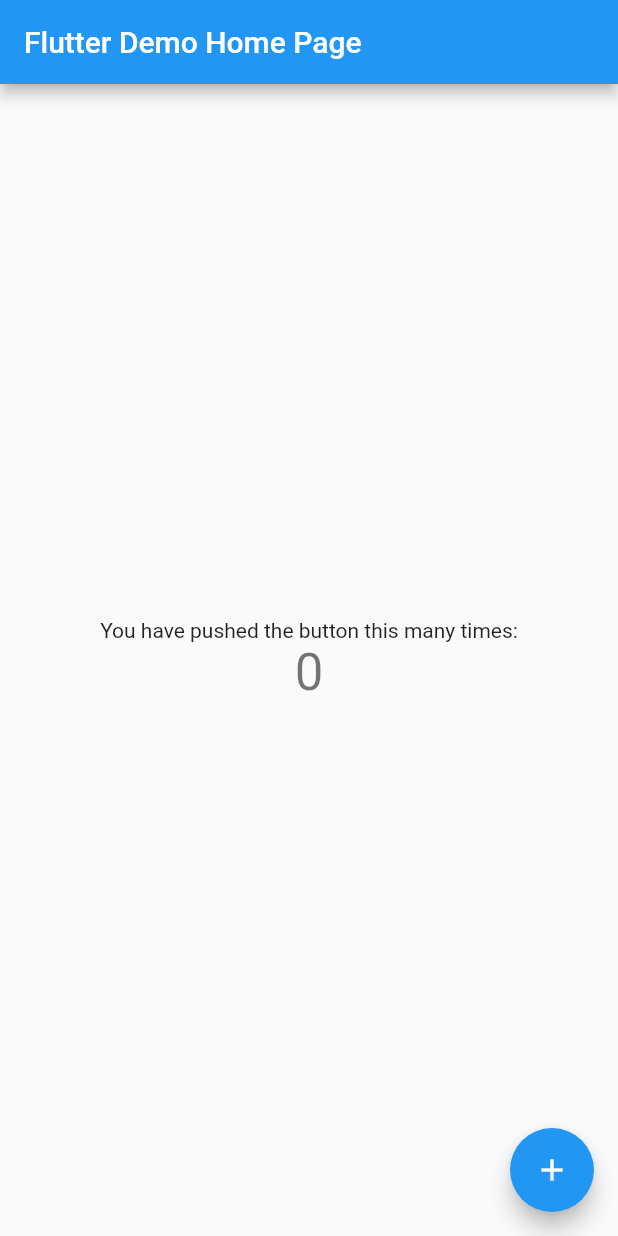
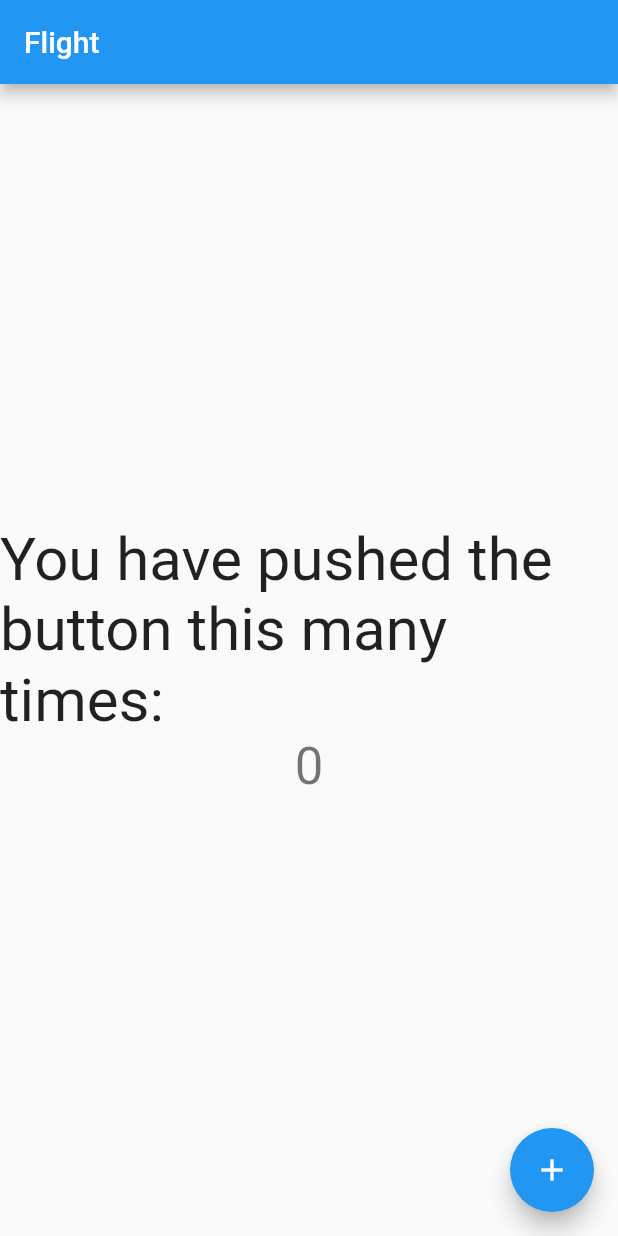
Before and after one commit to shikamiwillard/flight, a Flutter app: the screen it shows after launch, on a phone screen of 412 x 824 dp. Run offline on Flutter 3.47's test engine with Material 2 defaults, Android fonts, the phone set to English and light mode, and no system bars.

Commit message:
updated assets

```diff
--- a/lib/main.dart
+++ b/lib/main.dart
@@ -20,7 +20,7 @@ class MyApp extends StatelessWidget {
         // is not restarted.
         primarySwatch: Colors.blue,
       ),
-      home: MyHomePage(title: 'Flutter Demo Home Page'),
+      home: MyHomePage(title: 'Flight'),
     );
   }
 }
@@ -93,6 +93,7 @@ class _MyHomePageState extends State<MyHomePage> {
           children: <Widget>[
             Text(
               'You have pushed the button this many times:',
+              style: TextStyle(fontSize: 40),
             ),
             Text(
               '$_counter',
```
Also changed, not shown: pubspec.yaml (+6 -7 lines), assets/fonts/OpenSans-Light.ttf (renamed from fonts/OpenSans-Light.ttf), assets/fonts/OpenSans-Regular.ttf (renamed from fonts/OpenSans-Regular.ttf), assets/fonts/OpenSans-SemiBold.ttf (renamed from fonts/OpenSans-SemiBold.ttf).
